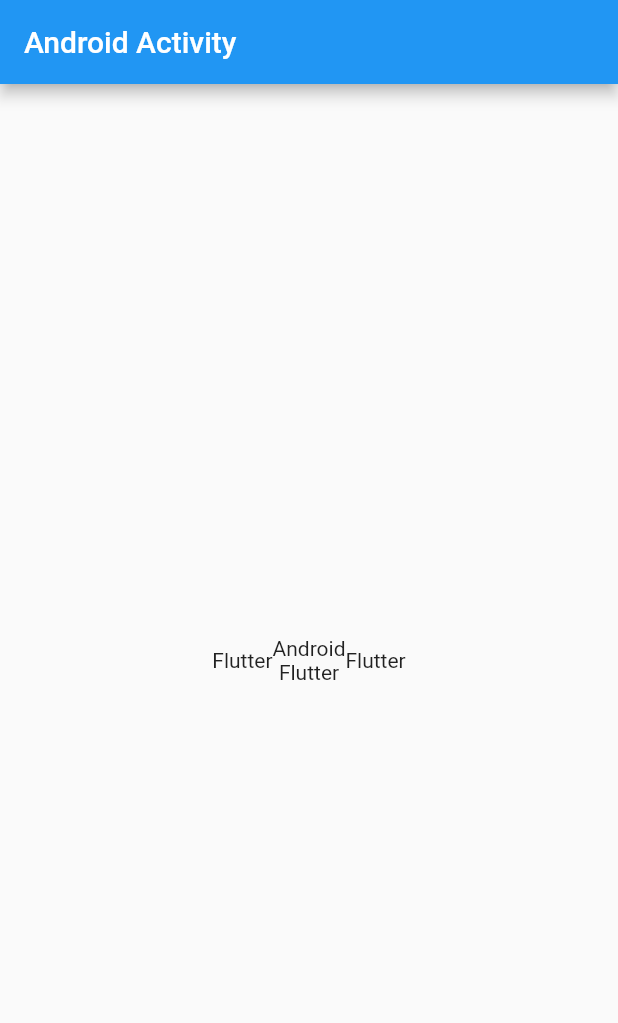
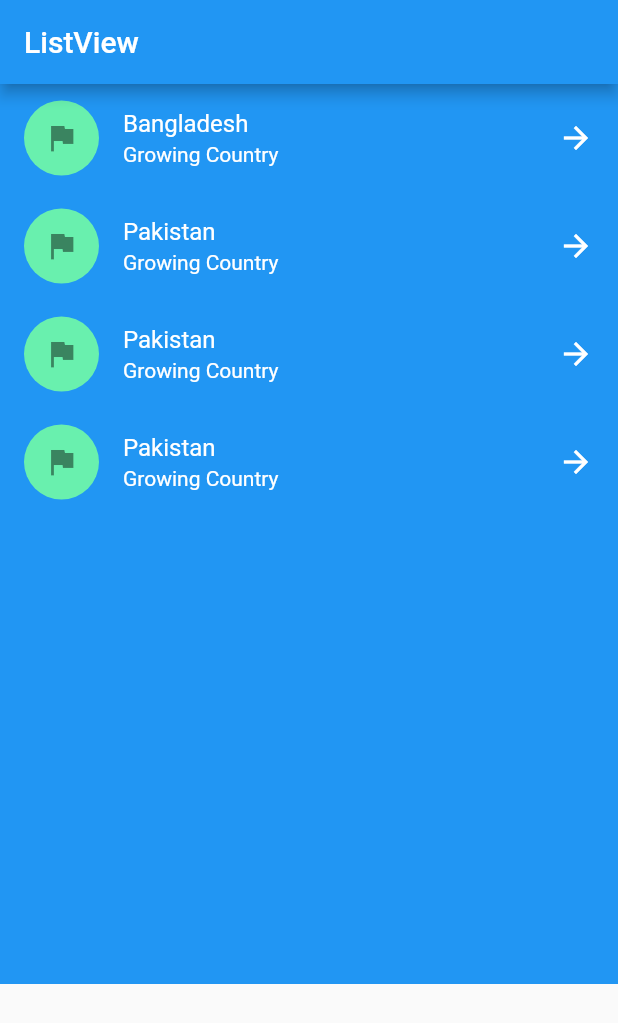
Before and after one commit to MdAbdullahAlMahmud/Dum-Flut, a Flutter app: the screen it shows after launch, on a phone screen of 412 x 824 dp. Shown: the top 1023 px of the screen. Run offline on Flutter 3.47's test engine with Material 2 defaults, Android fonts, the phone set to English and light mode, and no system bars.

Commit message:
static list view

```diff
--- a/lib/main.dart
+++ b/lib/main.dart
@@ -2,35 +2,104 @@ import 'package:flutter/material.dart';
 
 void main() {
   runApp(
-    MaterialApp(home:Scaffold(
-      body: MyApp(),
-      appBar: AppBar(
-        title: Text("Android Activity"),
+    MaterialApp(
+      home: Scaffold(
+        appBar: AppBar(
+          title: Text('ListView'),
+        ),
+        body: MyApp(),
       ),
-    )), // use MaterialApp
+    )
   );
+
 }
 
-class MyApp extends StatelessWidget {
+class MyApp extends StatefulWidget {
   const MyApp({Key? key}) : super(key: key);
 
   @override
+  _MyAppState createState() => _MyAppState();
+}
+
+class _MyAppState extends State<MyApp> {
+  @override
   Widget build(BuildContext context) {
-    return Row(
-      mainAxisAlignment: MainAxisAlignment.center,
-      //crossAxisAlignment: CrossAxisAlignment.center,
-      children: [
-        Text("Flutter"),
-        Column(
-          mainAxisAlignment: MainAxisAlignment.center,
-          children: [
-            Text("Android"),
-            Text("Flutter")
-
-          ],
-        ),
-        Text("Flutter")
-      ],
+    return Container(
+      height: 600.0,
+      width: double.infinity,
+      color: Colors.blue,
+      child: ListView(
+        children: [
+          ListTile(
+            title: Text("Bangladesh"),
+            leading: Container(
+              height: 50.0,
+              width: 50.0,
+              child: Icon(Icons.flag),
+              decoration: BoxDecoration(
+                shape: BoxShape.circle,
+                color: Colors.greenAccent
+              ),
+            ),
+            trailing: Icon(Icons.arrow_forward,
+              color: Colors.white,
+            ),
+            subtitle: Text("Growing Country"),
+            textColor: Colors.white,
+          ),
+          ListTile(
+            title: Text("Pakistan"),
+            leading: Container(
+              height: 50.0,
+              width: 50.0,
+              child: Icon(Icons.flag),
+              decoration: BoxDecoration(
+                  shape: BoxShape.circle,
+                  color: Colors.greenAccent
+              ),
+            ),
+            trailing: Icon(Icons.arrow_forward,
+              color: Colors.white,
+            ),
+            subtitle: Text("Growing Country"),
+            textColor: Colors.white,
+          ),
+          ListTile(
+            title: Text("Pakistan"),
+            leading: Container(
+              height: 50.0,
+              width: 50.0,
+              child: Icon(Icons.flag),
+              decoration: BoxDecoration(
+                  shape: BoxShape.circle,
+                  color: Colors.greenAccent
+              ),
+            ),
+            trailing: Icon(Icons.arrow_forward,
+              color: Colors.white,
+            ),
+            subtitle: Text("Growing Country"),
+            textColor: Colors.white,
+          ),
+          ListTile(
+            title: Text("Pakistan"),
+            leading: Container(
+              height: 50.0,
+              width: 50.0,
+              child: Icon(Icons.flag),
+              decoration: BoxDecoration(
+                  shape: BoxShape.circle,
+                  color: Colors.greenAccent
+              ),
+            ),
+            trailing: Icon(Icons.arrow_forward,
+              color: Colors.white,
+            ),
+            subtitle: Text("Growing Country"),
+            textColor: Colors.white,
+          )
+        ],
+      ),
     );
   }
 }
```
